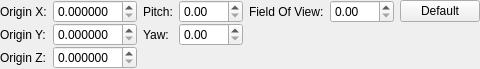
SamVanheer/HalfLifeAssetManager, file src/tools/hlam/ui/camera_operators/dockpanels/FreeLookSettingsPanel.ui: the form before one commit.
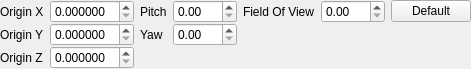
The form after the commit.

Commit message: Use consistent label format on camera panels #166

The edit to the form file:
```diff
--- a/src/tools/hlam/ui/camera_operators/dockpanels/FreeLookSettingsPanel.ui
+++ b/src/tools/hlam/ui/camera_operators/dockpanels/FreeLookSettingsPanel.ui
@@ -6,7 +6,7 @@
    <rect>
     <x>0</x>
     <y>0</y>
-    <width>452</width>
+    <width>440</width>
     <height>62</height>
    </rect>
   </property>
@@ -43,7 +43,7 @@
         </sizepolicy>
        </property>
        <property name="text">
-        <string>Origin Y:</string>
+        <string>Origin Y</string>
        </property>
       </widget>
      </item>
@@ -63,7 +63,7 @@
         </sizepolicy>
        </property>
        <property name="text">
-        <string>Origin X:</string>
+        <string>Origin X</string>
        </property>
       </widget>
      </item>
@@ -76,7 +76,7 @@
         </sizepolicy>
        </property>
        <property name="text">
-        <string>Origin Z:</string>
+        <string>Origin Z</string>
        </property>
       </widget>
      </item>
@@ -123,7 +123,7 @@
         </sizepolicy>
        </property>
        <property name="text">
-        <string>Pitch:</string>
+        <string>Pitch</string>
        </property>
       </widget>
      </item>
@@ -136,7 +136,7 @@
         </sizepolicy>
        </property>
        <property name="text">
-        <string>Yaw:</string>
+        <string>Yaw</string>
        </property>
       </widget>
      </item>
@@ -190,7 +190,7 @@
         </sizepolicy>
        </property>
        <property name="text">
-        <string>Field Of View:</string>
+        <string>Field Of View</string>
        </property>
       </widget>
      </item>
```
The commit also changes 3 other files.
